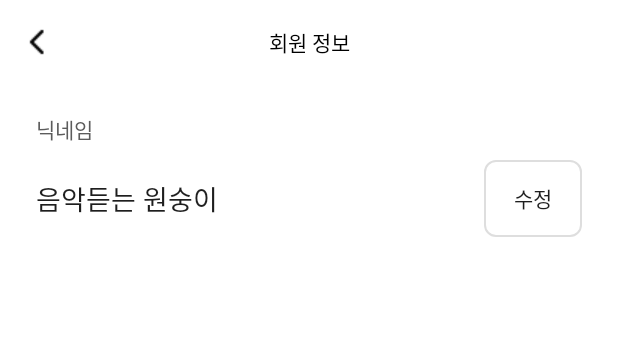
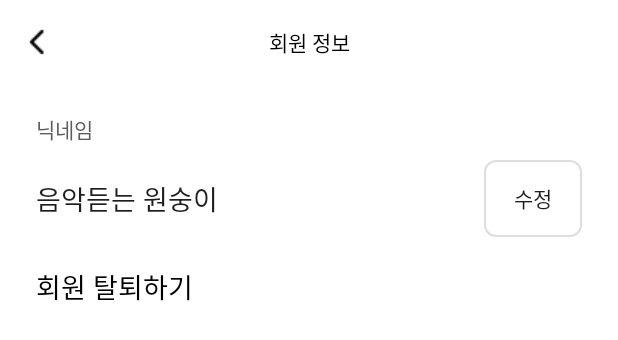
Before and after one commit to Central-MakeUs/PLUV-Android, an Android app built with Jetpack Compose: the @Preview function UserInfoScreenPreview, on a phone screen of 412 x 824 dp. Shown: the top 340 px of the screen. Run offline under Robolectric (Android 15) with nearby library versions, the phone set to English and light mode, and no system bars; our stand-ins replace Dagger/Hilt's generated code; Roboto replaces fonts that are not available here.

Commit message:
feat: 회원 탈퇴 Text 추가

```diff
--- a/app/src/main/java/com/cmc15th/pluv/ui/mypage/UserInfoScreen.kt
+++ b/app/src/main/java/com/cmc15th/pluv/ui/mypage/UserInfoScreen.kt
@@ -1,6 +1,7 @@
 package com.cmc15th.pluv.ui.mypage
 
 import androidx.compose.foundation.border
+import androidx.compose.foundation.clickable
 import androidx.compose.foundation.layout.Arrangement
 import androidx.compose.foundation.layout.Column
 import androidx.compose.foundation.layout.PaddingValues
@@ -23,6 +24,7 @@ import androidx.lifecycle.compose.collectAsStateWithLifecycle
 import com.cmc15th.pluv.core.designsystem.component.PLUVButton
 import com.cmc15th.pluv.core.designsystem.component.PLUVTextField
 import com.cmc15th.pluv.core.designsystem.component.TopAppBar
+import com.cmc15th.pluv.core.designsystem.theme.Content0
 import com.cmc15th.pluv.core.designsystem.theme.Content2
 import com.cmc15th.pluv.core.designsystem.theme.Gray300
 import com.cmc15th.pluv.core.designsystem.theme.Gray600
@@ -35,7 +37,8 @@ import com.cmc15th.pluv.ui.mypage.viewmodel.MypageViewModel
 fun UserInfoScreen(
     viewModel: MypageViewModel = hiltViewModel(),
     onBackClick: () -> Unit = {},
-    showSnackBar: (String) -> Unit = {}
+    showSnackBar: (String) -> Unit = {},
+    navigateToUnregister: () -> Unit = {}
 ) {
     val uiState by viewModel.uiState.collectAsStateWithLifecycle()
 
@@ -61,6 +64,13 @@ fun UserInfoScreen(
                 modifiedNickName = uiState.modifiedNickName,
             )
         }
+        Text(
+            text = "회원 탈퇴하기",
+            style = Content0,
+            modifier = Modifier
+                .clickable { navigateToUnregister() }
+                .padding(horizontal = 24.dp)
+        )
     }
 }
 
@@ -93,7 +103,9 @@ fun ModifyNickNameArea(
         horizontalArrangement = Arrangement.spacedBy(12.dp)
     ) {
         PLUVTextField(
-            modifier = Modifier.weight(4f).border(1.dp, Gray300, RoundedCornerShape(8.dp)),
+            modifier = Modifier
+                .weight(4f)
+                .border(1.dp, Gray300, RoundedCornerShape(8.dp)),
             value = modifiedNickName,
             onValueChange = { onNickNameChange(it) }
         )
```
